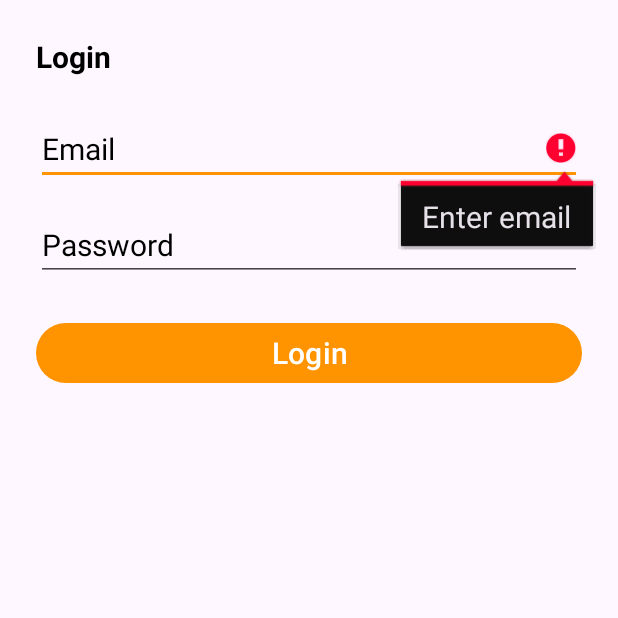
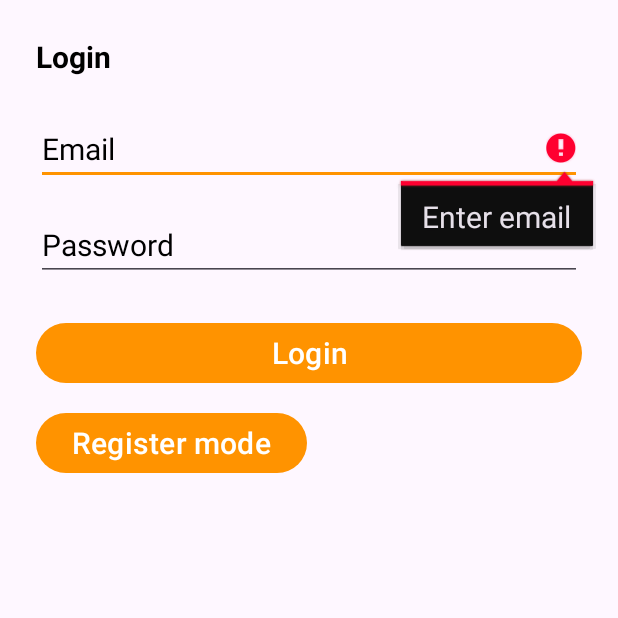
Before and after one commit to SpieluhrRage/Cinememories, an Android app: the screen it shows after launch (LoginActivity), after a tap on "Login", on a phone screen of 412 x 824 dp, the top half of it. Run offline under Robolectric (Android 15) with nearby library versions, the phone set to English and light mode, and no system bars; our stand-ins replace Room's generated code.

Commit message:
working login

```diff
--- a/app/src/main/java/com/example/platonov/LoginActivity.java
+++ b/app/src/main/java/com/example/platonov/LoginActivity.java
@@ -1,73 +1,131 @@
 package com.example.platonov;
-
-import android.os.Bundle;
-
-import androidx.activity.EdgeToEdge;
-import androidx.appcompat.app.AppCompatActivity;
-import androidx.core.graphics.Insets;
-import androidx.core.view.ViewCompat;
-import androidx.core.view.WindowInsetsCompat;
-
 
 import android.content.Intent;
 import android.os.Bundle;
 import android.text.TextUtils;
-import android.widget.Button;
-import android.widget.EditText;
+import android.view.View;
 import android.widget.Toast;
 
 import androidx.annotation.Nullable;
 import androidx.appcompat.app.AppCompatActivity;
+
+import com.example.platonov.data.database.AppDatabase;
+import com.example.platonov.data.dao.UserDao;
+import com.example.platonov.data.entity.UserEntity;
+import com.example.platonov.data.prefs.SessionManager;
 import com.example.platonov.databinding.ActivityLoginBinding;
 
-/**
- * Простейшая LoginActivity.
- * Вполне можно заменить позже реальной проверкой через TMDb API.
- */
+import java.util.concurrent.ExecutorService;
+import java.util.concurrent.Executors;
+
 public class LoginActivity extends AppCompatActivity {
 
     private ActivityLoginBinding binding;
+    private boolean isRegisterMode = false;
+
+    private ExecutorService io = Executors.newSingleThreadExecutor();
+    private UserDao userDao;
+    private SessionManager session;
 
     @Override
     protected void onCreate(@Nullable Bundle savedInstanceState) {
         super.onCreate(savedInstanceState);
 
-        // Используем ViewBinding для сетки activity_login.xml
         binding = ActivityLoginBinding.inflate(getLayoutInflater());
         setContentView(binding.getRoot());
 
-        // Находим поля и кнопку
-        EditText editTextEmail = binding.editTextEmail;
-        EditText editTextPassword = binding.editTextPassword;
-        Button buttonLogin = binding.buttonLogin;
+        userDao = AppDatabase.getInstance(getApplicationContext()).userDao();
+        session = new SessionManager(this);
 
-        buttonLogin.setOnClickListener(v -> {
-            String email = editTextEmail.getText().toString().trim();
-            String password = editTextPassword.getText().toString().trim();
+        // Если уже авторизован — сразу в MainActivity
+        if (session.isLoggedIn()) {
+            goToMain();
+            return;
+        }
 
-            // Простая валидация: оба поля должны быть не пустые
+        binding.buttonRegisterMode.setOnClickListener(v -> toggleMode());
+
+        binding.buttonLogin.setOnClickListener(v -> {
+            String email = binding.editTextEmail.getText().toString().trim();
+            String pass  = binding.editTextPassword.getText().toString().trim();
+            String confirm = binding.editTextConfirm.getText().toString().trim();
+
             if (TextUtils.isEmpty(email)) {
-                editTextEmail.setError("Enter email");
+                binding.editTextEmail.setError("Enter email");
                 return;
             }
-            if (TextUtils.isEmpty(password)) {
-                editTextPassword.setError("Enter password");
+            if (TextUtils.isEmpty(pass)) {
+                binding.editTextPassword.setError("Enter password");
                 return;
             }
 
-            // TODO: здесь можно добавить реальную проверку учётных данных через TMDb API
-            // Пока просто переходим в MainActivity
-            Intent intent = new Intent(LoginActivity.this, MainActivity.class);
-            // Очищаем back-stack, чтобы при нажатии back из MainActivity не возвращаться на LoginActivity
-            intent.setFlags(Intent.FLAG_ACTIVITY_CLEAR_TASK | Intent.FLAG_ACTIVITY_NEW_TASK);
-            startActivity(intent);
-            finish();
+            if (isRegisterMode) {
+                // Регистрация
+                if (TextUtils.isEmpty(confirm)) {
+                    binding.editTextConfirm.setError("Confirm password");
+                    return;
+                }
+                if (!pass.equals(confirm)) {
+                    binding.editTextConfirm.setError("Passwords do not match");
+                    return;
+                }
+
+                io.execute(() -> {
+                    UserEntity exists = userDao.getByEmail(email);
+                    if (exists != null) {
+                        runOnUiThread(() ->
+                                Toast.makeText(this, "User already exists", Toast.LENGTH_SHORT).show()
+                        );
+                        return;
+                    }
+                    long id = userDao.insert(new UserEntity(email, pass));
+                    session.saveUserId(id);
+                    runOnUiThread(this::goToMain);
+                });
+
+            } else {
+                // Вход
+                io.execute(() -> {
+                    UserEntity user = userDao.login(email, pass);
+                    if (user == null) {
+                        runOnUiThread(() ->
+                                Toast.makeText(this, "Invalid credentials", Toast.LENGTH_SHORT).show()
+                        );
+                        return;
+                    }
+                    session.saveUserId(user.id);
+                    runOnUiThread(this::goToMain);
+                });
+            }
         });
+
+        // Стартовый режим — «Login»
+        applyMode();
+    }
+
+    private void toggleMode() {
+        isRegisterMode = !isRegisterMode;
+        applyMode();
+    }
+
+    private void applyMode() {
+        binding.textViewLoginTitle.setText(isRegisterMode ? "Register" : "Login");
+        binding.editTextConfirm.setVisibility(isRegisterMode ? View.VISIBLE : View.GONE);
+        binding.buttonLogin.setText(isRegisterMode ? "Create account" : "Login");
+        binding.buttonRegisterMode.setText(isRegisterMode ? "Back to Login" : "Register mode");
+    }
+
+    private void goToMain() {
+        Intent intent = new Intent(LoginActivity.this, MainActivity.class);
+        intent.setFlags(Intent.FLAG_ACTIVITY_CLEAR_TASK | Intent.FLAG_ACTIVITY_NEW_TASK);
+        startActivity(intent);
+        finish();
     }
 
     @Override
     protected void onDestroy() {
         super.onDestroy();
         binding = null;
+        io.shutdown();
     }
 }
--- a/app/src/main/java/com/example/platonov/data/dao/MovieDao.java
+++ b/app/src/main/java/com/example/platonov/data/dao/MovieDao.java
@@ -1,5 +1,4 @@
 package com.example.platonov.data.dao;
-
 
 import androidx.lifecycle.LiveData;
 import androidx.room.Dao;
@@ -12,42 +11,35 @@ import com.example.platonov.data.entity.MovieEntity;
 
 import java.util.List;
 
-/**
- * MovieDao содержит методы для доступа к таблице movies в локальной базе Room.
- */
 @Dao
 public interface MovieDao {
 
-    // 1. Получить все фильмы, отсортированные по названию
-    @Query("SELECT * FROM movies ORDER BY title ASC")
-    LiveData<List<MovieEntity>> getAllMovies();
+    @Insert
+    long insert(MovieEntity movie);
 
-    // 2. Получить фильм по ID (для экрана деталей)
-    @Query("SELECT * FROM movies WHERE id = :movieId")
+    @Update
+    int updateMovie(MovieEntity movie);
+
+    @Delete
+    int deleteMovie(MovieEntity movie);
+
+    @Query("SELECT * FROM movies WHERE id = :movieId LIMIT 1")
     LiveData<MovieEntity> getMovieById(long movieId);
 
-    // 3. Получить все фильмы, отмеченные как избранные
-    @Query("SELECT * FROM movies WHERE is_favorite = 1 ORDER BY title ASC")
-    LiveData<List<MovieEntity>> getFavoriteMovies();
+    @Query("SELECT * FROM movies WHERE userId = :uid ORDER BY id DESC")
+    LiveData<List<MovieEntity>> getAllMoviesForUser(long uid);
 
-    // 4. Вставить новый фильм в базу
-    @Insert
-    long insertMovie(MovieEntity movie);
+    @Query("SELECT * FROM movies WHERE isFavorite = 1 AND userId = :uid ORDER BY id DESC")
+    LiveData<List<MovieEntity>> getFavoriteMoviesForUser(long uid);
 
-    // 5. Обновить данные фильма (изменить флаги, заметки, рейтинг и т. д.)
-    @Update
-    void updateMovie(MovieEntity movie);
-
-    // 6. Удалить фильм из базы
-    @Delete
-    void deleteMovie(MovieEntity movie);
-
-    // 7. Получить список фильмов с учётом фильтрации
     @Query("SELECT * FROM movies " +
-            "WHERE (:genre IS NULL OR genre LIKE '%' || :genre || '%') " +
+            "WHERE userId = :uid " +
+            "AND (:genre IS NULL OR genre LIKE '%' || :genre || '%') " +
             "AND (:yearFrom IS NULL OR year >= :yearFrom) " +
-            "AND (:yearTo IS NULL OR year <= :yearTo) " +
-            "AND (:minRating IS NULL OR user_rating >= :minRating) " +
-            "ORDER BY title ASC")
-    LiveData<List<MovieEntity>> getMoviesByFilter(String genre, Integer yearFrom, Integer yearTo, Float minRating);
+            "AND (:yearTo   IS NULL OR year <= :yearTo) " +
+            "AND (:minRating IS NULL OR userRating >= :minRating) " +
+            "ORDER BY id DESC")
+    LiveData<List<MovieEntity>> getMoviesByFilterForUser(
+            String genre, Integer yearFrom, Integer yearTo, Float minRating, long uid
+    );
 }
--- /dev/null
+++ b/app/src/main/java/com/example/platonov/data/dao/UserDao.java
@@ -0,0 +1,24 @@
+package com.example.platonov.data.dao;
+
+import androidx.room.Dao;
+import androidx.room.Insert;
+import androidx.room.OnConflictStrategy;
+import androidx.room.Query;
+
+import com.example.platonov.data.entity.UserEntity;
+
+@Dao
+public interface UserDao {
+
+    @Insert(onConflict = OnConflictStrategy.ABORT)
+    long insert(UserEntity user);
+
+    @Query("SELECT * FROM users WHERE email = :email LIMIT 1")
+    UserEntity getByEmail(String email);
+
+    @Query("SELECT * FROM users WHERE email = :email AND password = :password LIMIT 1")
+    UserEntity login(String email, String password);
+
+    @Query("SELECT email FROM users WHERE id = :id LIMIT 1")
+    String getEmailById(long id);
+}
--- a/app/src/main/java/com/example/platonov/data/database/AppDatabase.java
+++ b/app/src/main/java/com/example/platonov/data/database/AppDatabase.java
@@ -2,82 +2,41 @@ package com.example.platonov.data.database;
 
 import android.content.Context;
 
-import androidx.annotation.NonNull;
 import androidx.room.Database;
 import androidx.room.Room;
 import androidx.room.RoomDatabase;
-import androidx.sqlite.db.SupportSQLiteDatabase;
 
 import com.example.platonov.data.dao.MovieDao;
+import com.example.platonov.data.dao.UserDao;
 import com.example.platonov.data.entity.MovieEntity;
+import com.example.platonov.data.entity.UserEntity;
 
-/**
- * Основной класс базы данных Room.
- * Включает в себя все сущности (Entity) и DAO-интерфейсы.
- */
 @Database(
-        entities = {
-                MovieEntity.class
-                // Если появятся другие Entity, их добавляем через запятую в этот список
-        },
-        version = 2,
-        exportSchema = false
+        entities = { MovieEntity.class, UserEntity.class },
+        version = 10,          // ↑ подними версию, чтобы БД точно пересоздалась
+        exportSchema = true
 )
 public abstract class AppDatabase extends RoomDatabase {
 
-    // Абстрактный метод для получения DAO
-    public abstract MovieDao movieDao();
-
-    // Единственный статический экземпляр AppDatabase
     private static volatile AppDatabase INSTANCE;
 
-    /**
-     * Метод для получения Singleton-экземпляра базы данных.
-     * @param context - контекст приложения
-     * @return AppDatabase - единственный экземпляр
-     */
-    public static AppDatabase getInstance(final Context context) {
+    public abstract MovieDao movieDao();
+    public abstract UserDao userDao();
+
+    public static AppDatabase getInstance(Context context) {
         if (INSTANCE == null) {
             synchronized (AppDatabase.class) {
                 if (INSTANCE == null) {
-                    // Создаём базу данных
                     INSTANCE = Room.databaseBuilder(
                                     context.getApplicationContext(),
                                     AppDatabase.class,
-                                    "filmoteka_db"
+                                    "app_db"
                             )
-                            // В случае миграций, пока просто сбрасываем БД
-                            .fallbackToDestructiveMigration()
-                            .addCallback(roomCallback) // если нужно выполнить действия при создании/открытии БД
+                            .fallbackToDestructiveMigration()   // разрешаем разрушительную миграцию
                             .build();
                 }
             }
         }
         return INSTANCE;
     }
-
-    /**
-     * Пример callback’а, если нужно что-то сделать сразу после создания БД.
-     * В нём можно, например, предварительно наполнить таблицу тестовыми данными.
-     */
-    private static RoomDatabase.Callback roomCallback = new RoomDatabase.Callback() {
-        @Override
-        public void onCreate(@NonNull SupportSQLiteDatabase db) {
-            super.onCreate(db);
-            // Здесь можно выполнить операции сразу после создания БД, например:
-            // new Thread(() -> {
-            //     AppDatabase database = INSTANCE;
-            //     // допустим, вставим тестовый фильм
-            //     database.movieDao().insertMovie(
-            //         new MovieEntity("Test Movie", 2023, "Genre", null, "Synopsis", false, false, 0f, "")
-            //     );
-            // }).start();
-        }
-
-        @Override
-        public void onOpen(@NonNull SupportSQLiteDatabase db) {
-            super.onOpen(db);
-            // Здесь можно выполнить действия при каждом открытии БД
-        }
-    };
 }
--- /dev/null
+++ b/app/src/main/java/com/example/platonov/data/prefs/SessionManager.java
@@ -0,0 +1,31 @@
+package com.example.platonov.data.prefs;
+
+import android.content.Context;
+import android.content.SharedPreferences;
+
+public class SessionManager {
+    private static final String PREFS = "session_prefs";
+    private static final String KEY_USER_ID = "key_user_id";
+
+    private final SharedPreferences prefs;
+
+    public SessionManager(Context context) {
+        prefs = context.getSharedPreferences(PREFS, Context.MODE_PRIVATE);
+    }
+
+    public void saveUserId(long userId) {
+        prefs.edit().putLong(KEY_USER_ID, userId).apply();
+    }
+
+    public long getUserId() {
+        return prefs.getLong(KEY_USER_ID, -1L);
+    }
+
+    public boolean isLoggedIn() {
+        return getUserId() > 0;
+    }
+
+    public void logout() {
+        prefs.edit().remove(KEY_USER_ID).apply();
+    }
+}
--- a/app/src/main/java/com/example/platonov/ui/collection/MovieListFragment.java
+++ b/app/src/main/java/com/example/platonov/ui/collection/MovieListFragment.java
@@ -9,6 +9,8 @@ import androidx.annotation.NonNull;
 import androidx.annotation.Nullable;
 import androidx.fragment.app.Fragment;
 import androidx.lifecycle.ViewModelProvider;
+import androidx.navigation.NavController;
+import androidx.navigation.Navigation;
 import androidx.navigation.fragment.NavHostFragment; // <— ВАЖНО
 import androidx.recyclerview.widget.LinearLayoutManager;
 
@@ -24,6 +26,7 @@ public class MovieListFragment extends Fragment {
     private MovieListAdapter adapter;
 
     public MovieListFragment() {}
+
 
     @Override
     public View onCreateView(@NonNull LayoutInflater inflater,
--- a/app/src/main/res/layout/activity_login.xml
+++ b/app/src/main/res/layout/activity_login.xml
@@ -7,18 +7,16 @@
     android:layout_height="match_parent"
     android:padding="24dp">
 
-    <!-- Заголовок "Login" -->
     <TextView
         android:id="@+id/textViewLoginTitle"
         android:layout_width="wrap_content"
         android:layout_height="wrap_content"
         android:text="Login"
-        android:textAppearance="?attr/textAppearanceHeadline5"
         android:textStyle="bold"
         app:layout_constraintTop_toTopOf="parent"
-        app:layout_constraintStart_toStartOf="parent" />
+        app:layout_constraintStart_toStartOf="parent"
+        android:textAppearance="?attr/textAppearanceHeadline5"/>
 
-    <!-- Поле ввода Email -->
     <EditText
         android:id="@+id/editTextEmail"
         android:layout_width="0dp"
@@ -30,7 +28,6 @@
         app:layout_constraintEnd_toEndOf="parent"
         android:layout_marginTop="24dp"/>
 
-    <!-- Поле ввода Пароль -->
     <EditText
         android:id="@+id/editTextPassword"
         android:layout_width="0dp"
@@ -42,15 +39,36 @@
         app:layout_constraintEnd_toEndOf="parent"
         android:layout_marginTop="16dp"/>
 
-    <!-- Кнопка Login -->
+    <!-- Только для регистрации -->
+    <EditText
+        android:id="@+id/editTextConfirm"
+        android:layout_width="0dp"
+        android:layout_height="wrap_content"
+        android:hint="Confirm password"
+        android:inputType="textPassword"
+        android:visibility="gone"
+        app:layout_constraintTop_toBottomOf="@id/editTextPassword"
+        app:layout_constraintStart_toStartOf="parent"
+        app:layout_constraintEnd_toEndOf="parent"
+        android:layout_marginTop="12dp"/>
+
     <Button
         android:id="@+id/buttonLogin"
         android:layout_width="0dp"
         android:layout_height="wrap_content"
         android:text="Login"
-        app:layout_constraintTop_toBottomOf="@id/editTextPassword"
+        app:layout_constraintTop_toBottomOf="@id/editTextConfirm"
         app:layout_constraintStart_toStartOf="parent"
         app:layout_constraintEnd_toEndOf="parent"
         android:layout_marginTop="24dp"/>
 
+    <Button
+        android:id="@+id/buttonRegisterMode"
+        android:layout_width="wrap_content"
+        android:layout_height="wrap_content"
+        android:text="Register mode"
+        app:layout_constraintTop_toBottomOf="@id/buttonLogin"
+        app:layout_constraintStart_toStartOf="parent"
+        android:layout_marginTop="12dp"/>
+
 </androidx.constraintlayout.widget.ConstraintLayout>
```
Also changed, not shown: app/src/main/java/com/example/platonov/MainActivity.java (+10 -0 lines), app/src/main/java/com/example/platonov/data/entity/MovieEntity.java (+37 -89 lines), app/src/main/java/com/example/platonov/data/entity/UserEntity.java (added, +24 -0 lines), app/src/main/java/com/example/platonov/data/repository/MovieRepository.java (+42 -39 lines), app/src/main/java/com/example/platonov/ui/profile/ProfileFragment.java (+1 -6 lines), app/src/main/java/com/example/platonov/ui/profile/ProfileViewModel.java (+4 -17 lines).
